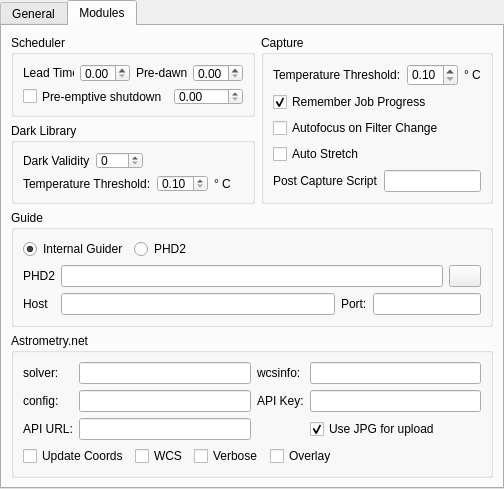
This is kstars/ekos/opsekos.ui in KDE/kstars as Qt 5 draws it before an edit. The edited form follows.
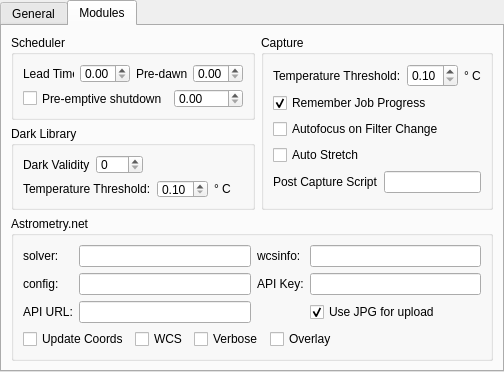
This is the edited form. The open tabs and pages were chosen to show the change.

Commit message: More progress of migrating guide stuff to new architecture, still a lot of way to go. Nothing compiles yet

Patch:
```diff
--- a/kstars/ekos/opsekos.ui
+++ b/kstars/ekos/opsekos.ui
@@ -7,7 +7,7 @@
     <x>0</x>
     <y>0</y>
     <width>504</width>
-    <height>489</height>
+    <height>372</height>
    </rect>
   </property>
   <property name="windowTitle">
@@ -365,129 +365,6 @@
       </item>
      </layout>
     </item>
-    <item>
-     <widget class="QGroupBox" name="groupBox_7">
-      <property name="title">
-       <string>Guide</string>
-      </property>
-      <layout class="QVBoxLayout" name="verticalLayout_7">
-       <item>
-        <layout class="QHBoxLayout" name="horizontalLayout_10">
-         <item>
-          <widget class="QRadioButton" name="kcfg_UseEkosGuider">
-           <property name="toolTip">
-            <string>Use Ekos Native Guider.</string>
-           </property>
-           <property name="text">
-            <string>Internal Guider</string>
-           </property>
-           <property name="checked">
-            <bool>true</bool>
-           </property>
-           <attribute name="buttonGroup">
-            <string notr="true">guideButtonGroup</string>
-           </attribute>
-          </widget>
-         </item>
-         <item>
-          <widget class="QRadioButton" name="kcfg_UsePHD2Guider">
-           <property name="toolTip">
-            <string>Use External PHD2 Guider. Limited functionality.</string>
-           </property>
-           <property name="text">
-            <string>PHD2</string>
-           </property>
-           <property name="checked">
-            <bool>false</bool>
-           </property>
-           <attribute name="buttonGroup">
-            <string notr="true">guideButtonGroup</string>
-           </attribute>
-          </widget>
-         </item>
-         <item>
-          <spacer name="horizontalSpacer_2">
-           <property name="orientation">
-            <enum>Qt::Horizontal</enum>
-           </property>
-           <property name="sizeHint" stdset="0">
-            <size>
-             <width>40</width>
-             <height>20</height>
-            </size>
-           </property>
-          </spacer>
-         </item>
-        </layout>
-       </item>
-       <item>
-        <layout class="QGridLayout" name="gridLayout_3">
-         <item row="0" column="0">
-          <widget class="QLabel" name="label_25">
-           <property name="text">
-            <string>PHD2</string>
-           </property>
-          </widget>
-         </item>
-         <item row="0" column="1" colspan="3">
-          <widget class="QLineEdit" name="kcfg_PHD2Exec">
-           <property name="text">
-            <string/>
-           </property>
-           <property name="readOnly">
-            <bool>false</bool>
-           </property>
-           <property name="clearButtonEnabled">
-            <bool>true</bool>
-           </property>
-          </widget>
-         </item>
-         <item row="0" column="4">
-          <widget class="QPushButton" name="selectPHD2B">
-           <property name="maximumSize">
-            <size>
-             <width>32</width>
-             <height>32</height>
-            </size>
-           </property>
-           <property name="text">
-            <string/>
-           </property>
-          </widget>
-         </item>
-         <item row="1" column="0">
-          <widget class="QLabel" name="label_5">
-           <property name="text">
-            <string>Host</string>
-           </property>
-          </widget>
-         </item>
-         <item row="1" column="1">
-          <widget class="QLineEdit" name="kcfg_PHD2Host">
-           <property name="text">
-            <string/>
-           </property>
-          </widget>
-         </item>
-         <item row="1" column="2">
-          <widget class="QLabel" name="label_26">
-           <property name="text">
-            <string>Port:</string>
-           </property>
-          </widget>
-         </item>
-         <item row="1" column="3" colspan="2">
-          <widget class="QLineEdit" name="kcfg_PHD2Port">
-           <property name="text">
-            <string/>
-           </property>
-          </widget>
-         </item>
-        </layout>
-       </item>
-      </layout>
-     </widget>
-    </item>
     <item>
      <widget class="QGroupBox" name="groupBox">
       <property name="title">
```
Left out of the diff: 2 changed lines with no effect on the pictures. The commit also changes 17 other files.
